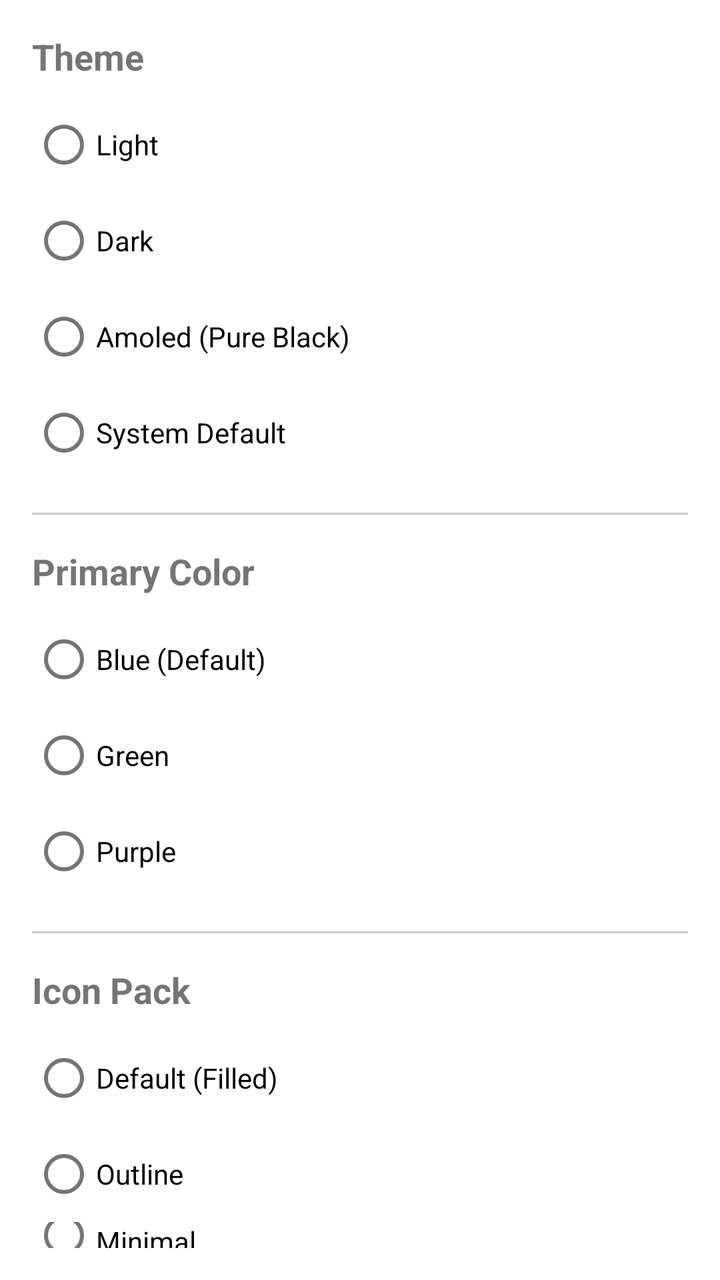
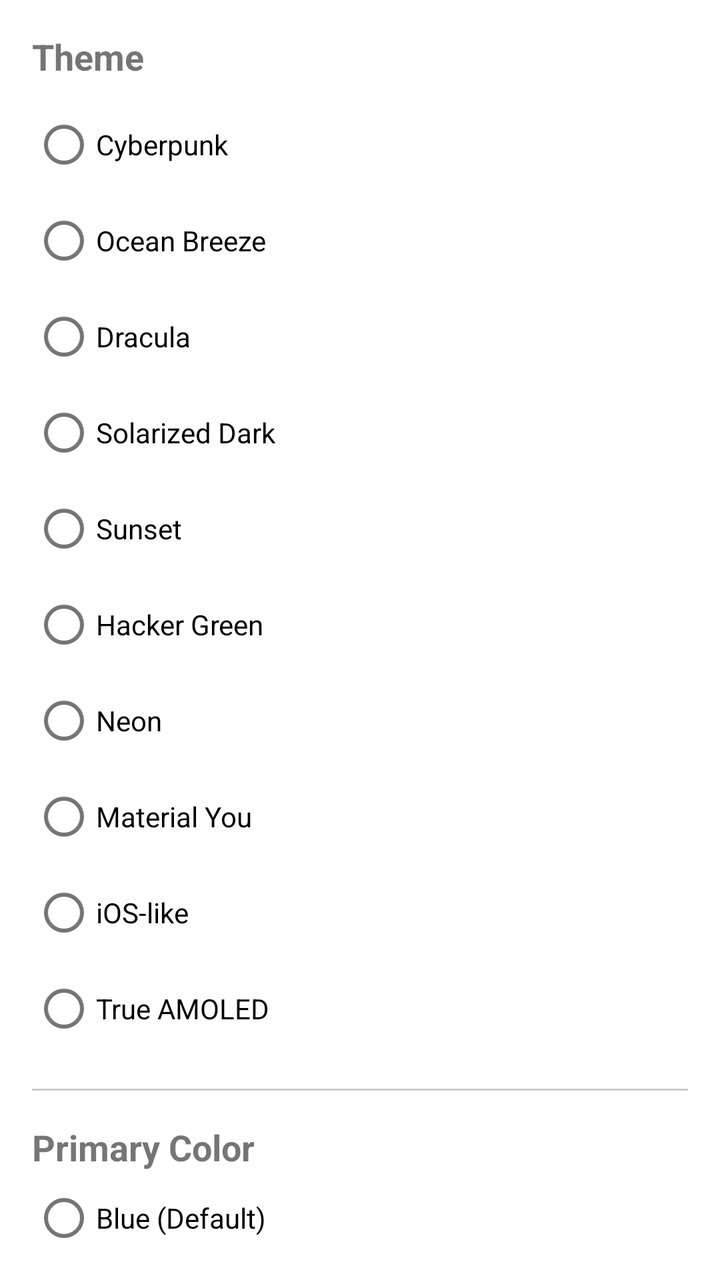

Two renders of the same Android screen: before a commit and after it. Below are the layout's source before the change and the commit's diff.
<!-- AndroidManifest.xml: application theme Theme.MaterialComponents.DayNight.NoActionBar -->
<!-- res/layout/activity_settings.xml -->
<?xml version="1.0" encoding="utf-8"?>
<LinearLayout xmlns:android="http://schemas.android.com/apk/res/android"
    android:layout_width="match_parent"
    android:layout_height="match_parent"
    android:orientation="vertical"
    android:padding="16dp">

    <TextView
        android:layout_width="wrap_content"
        android:layout_height="wrap_content"
        android:text="Theme"
        android:textSize="18sp"
        android:textStyle="bold" />

    <RadioGroup
        android:id="@+id/rgTheme"
        android:layout_width="match_parent"
        android:layout_height="wrap_content"
        android:layout_marginTop="8dp">

        <RadioButton
            android:id="@+id/rbLight"
            android:layout_width="wrap_content"
            android:layout_height="wrap_content"
            android:text="Light" />

        <RadioButton
            android:id="@+id/rbDark"
            android:layout_width="wrap_content"
            android:layout_height="wrap_content"
            android:text="Dark" />

        <RadioButton
            android:id="@+id/rbAmoled"
            android:layout_width="wrap_content"
            android:layout_height="wrap_content"
            android:text="Amoled (Pure Black)" />

        <RadioButton
            android:id="@+id/rbSystem"
            android:layout_width="wrap_content"
            android:layout_height="wrap_content"
            android:text="System Default" />
    </RadioGroup>

    <View
        android:layout_width="match_parent"
        android:layout_height="1dp"
        android:layout_marginVertical="16dp"
        android:background="#ccc" />

    <TextView
        android:layout_width="wrap_content"
        android:layout_height="wrap_content"
        android:text="Primary Color"
        android:textSize="18sp"
        android:textStyle="bold" />

    <RadioGroup
        android:id="@+id/rgPrimaryColor"
        android:layout_width="match_parent"
        android:layout_height="wrap_content"
        android:layout_marginTop="8dp">

        <RadioButton
            android:id="@+id/rbColorBlue"
            android:layout_width="wrap_content"
            android:layout_height="wrap_content"
            android:text="Blue (Default)" />

        <RadioButton
            android:id="@+id/rbColorGreen"
            android:layout_width="wrap_content"
            android:layout_height="wrap_content"
            android:text="Green" />

        <RadioButton
            android:id="@+id/rbColorPurple"
            android:layout_width="wrap_content"
            android:layout_height="wrap_content"
            android:text="Purple" />
    </RadioGroup>

    <View
        android:layout_width="match_parent"
        android:layout_height="1dp"
        android:layout_marginVertical="16dp"
        android:background="#ccc" />

    <TextView
        android:layout_width="wrap_content"
        android:layout_height="wrap_content"
        android:text="Icon Pack"
        android:textSize="18sp"
        android:textStyle="bold" />

    <RadioGroup
        android:id="@+id/rgIconPack"
        android:layout_width="match_parent"
        android:layout_height="wrap_content"
        android:layout_marginTop="8dp">

        <RadioButton
            android:id="@+id/rbIconDefault"
            android:layout_width="wrap_content"
            android:layout_height="wrap_content"
            android:text="Default (Filled)" />

        <RadioButton
            android:id="@+id/rbIconOutline"
            android:layout_width="wrap_content"
            android:layout_height="wrap_content"
            android:text="Outline" />
            
        <RadioButton
            android:id="@+id/rbIconMinimal"
            android:layout_width="wrap_content"
            android:layout_height="wrap_content"
            android:text="Minimal" />
    </RadioGroup>

</LinearLayout>
<!-- resources referenced by this layout -->
<resources>

</resources>

<!-- the commit's change to res/layout/activity_settings.xml (unified diff, before → after) -->
@@ -19,28 +19,64 @@
         android:layout_marginTop="8dp">
 
         <RadioButton
-            android:id="@+id/rbLight"
+            android:id="@+id/rbCyberpunk"
             android:layout_width="wrap_content"
             android:layout_height="wrap_content"
-            android:text="Light" />
+            android:text="Cyberpunk" />
 
         <RadioButton
-            android:id="@+id/rbDark"
+            android:id="@+id/rbOceanBreeze"
             android:layout_width="wrap_content"
             android:layout_height="wrap_content"
-            android:text="Dark" />
+            android:text="Ocean Breeze" />
 
         <RadioButton
-            android:id="@+id/rbAmoled"
+            android:id="@+id/rbDracula"
             android:layout_width="wrap_content"
             android:layout_height="wrap_content"
-            android:text="Amoled (Pure Black)" />
+            android:text="Dracula" />
 
         <RadioButton
-            android:id="@+id/rbSystem"
+            android:id="@+id/rbSolarizedDark"
             android:layout_width="wrap_content"
             android:layout_height="wrap_content"
-            android:text="System Default" />
+            android:text="Solarized Dark" />
+
+        <RadioButton
+            android:id="@+id/rbSunset"
+            android:layout_width="wrap_content"
+            android:layout_height="wrap_content"
+            android:text="Sunset" />
+
+        <RadioButton
+            android:id="@+id/rbHackerGreen"
+            android:layout_width="wrap_content"
+            android:layout_height="wrap_content"
+            android:text="Hacker Green" />
+
+        <RadioButton
+            android:id="@+id/rbNeon"
+            android:layout_width="wrap_content"
+            android:layout_height="wrap_content"
+            android:text="Neon" />
+
+        <RadioButton
+            android:id="@+id/rbMaterialYou"
+            android:layout_width="wrap_content"
+            android:layout_height="wrap_content"
+            android:text="Material You" />
+
+        <RadioButton
+            android:id="@+id/rbIosLike"
+            android:layout_width="wrap_content"
+            android:layout_height="wrap_content"
+            android:text="iOS-like" />
+
+        <RadioButton
+            android:id="@+id/rbTrueAmoled"
+            android:layout_width="wrap_content"
+            android:layout_height="wrap_content"
+            android:text="True AMOLED" />
     </RadioGroup>
 
     <View
